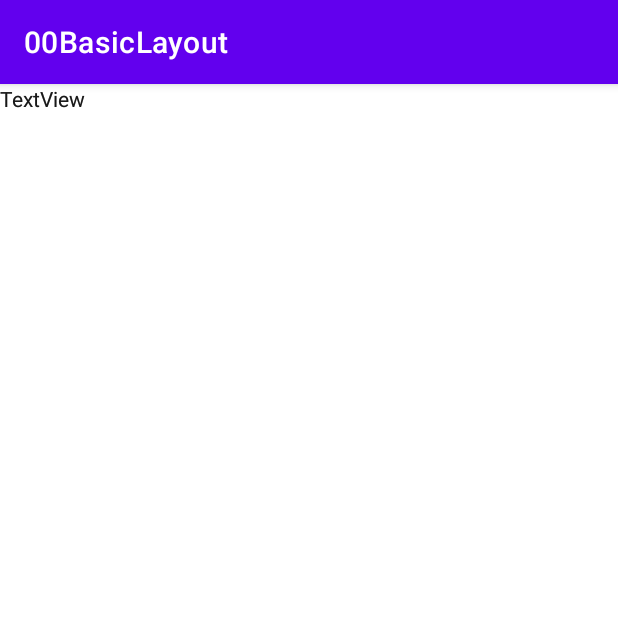
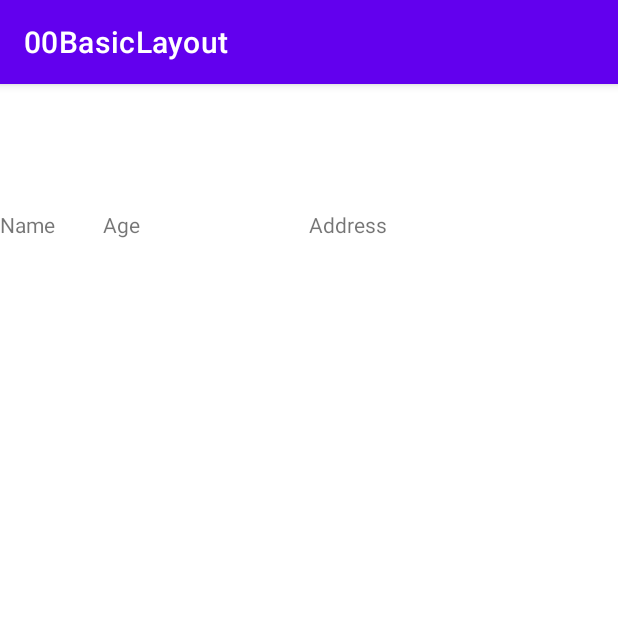
Before and after one commit to dev-SR/android-native, an Android app: the screen it shows after launch (MainActivity), on a phone screen of 412 x 824 dp, the top half of it. Run offline under Robolectric (Android 15) with nearby library versions, the phone set to English and light mode, and no system bars.

Commit message:
constrain_layout: chaining

```diff
--- a/00BasicLayout/app/src/main/res/layout/constraint_layout.xml
+++ b/00BasicLayout/app/src/main/res/layout/constraint_layout.xml
@@ -7,26 +7,41 @@
     tools:context=".MainActivity">
 
     <TextView
-        android:id="@+id/textView9"
-        android:layout_width="wrap_content"
+        android:id="@+id/textView18"
+        android:layout_width="0dp"
         android:layout_height="wrap_content"
-        android:text="TextView"
-        tools:layout_editor_absoluteX="155dp"
-        tools:layout_editor_absoluteY="108dp" />
+        android:layout_marginTop="84dp"
+        android:text="Name"
+        app:layout_constraintEnd_toStartOf="@+id/textView19"
+        app:layout_constraintHorizontal_bias="0.5"
+        app:layout_constraintHorizontal_weight="1"
+        app:layout_constraintStart_toStartOf="parent"
+        app:layout_constraintTop_toTopOf="parent" />
 
     <TextView
-        android:id="@+id/textView10"
-        android:layout_width="wrap_content"
+        android:id="@+id/textView19"
+        android:layout_width="0dp"
         android:layout_height="wrap_content"
-        android:text="TextView"
-        tools:layout_editor_absoluteX="74dp"
-        tools:layout_editor_absoluteY="152dp" />
+        android:text="Age"
+        app:layout_constraintBottom_toBottomOf="@+id/textView18"
+        app:layout_constraintEnd_toStartOf="@+id/textView20"
+        app:layout_constraintHorizontal_bias="0.5"
+        app:layout_constraintHorizontal_weight="2"
+        app:layout_constraintStart_toEndOf="@+id/textView18"
+        app:layout_constraintTop_toTopOf="@+id/textView18"
+        app:layout_constraintVertical_bias="1.0" />
 
     <TextView
-        android:id="@+id/textView11"
-        android:layout_width="wrap_content"
+        android:id="@+id/textView20"
+        android:layout_width="0dp"
         android:layout_height="wrap_content"
-        android:text="TextView"
-        tools:layout_editor_absoluteX="241dp"
-        tools:layout_editor_absoluteY="178dp" />
+        android:text="Address"
+        app:layout_constraintBottom_toBottomOf="@+id/textView19"
+        app:layout_constraintEnd_toEndOf="parent"
+        app:layout_constraintHorizontal_bias="0.5"
+        app:layout_constraintHorizontal_weight="3"
+        app:layout_constraintStart_toEndOf="@+id/textView19"
+        app:layout_constraintTop_toTopOf="@+id/textView19"
+        app:layout_constraintVertical_bias="1.0" />
+
 </androidx.constraintlayout.widget.ConstraintLayout>
```
Also changed, not shown: 8 other files.
